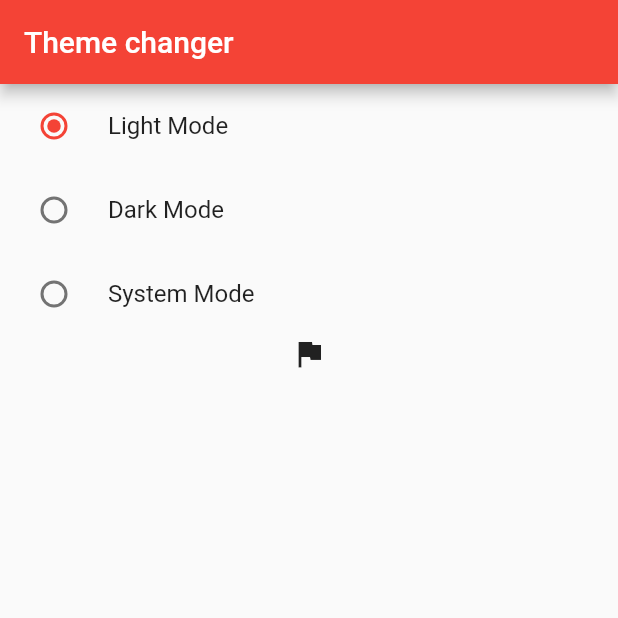
After one commit to VivekJung/provider_statemanagement, a Flutter app: the screen it shows after launch, after a tap on "Light Mode", on a phone screen of 412 x 824 dp, the top half of it. The commit adds this screen. Run offline on Flutter 3.47's test engine with Material 2 defaults, Android fonts, the phone set to English and light mode, and no system bars.

Commit message:
theme-changer

```diff
--- a/lib/main.dart
+++ b/lib/main.dart
@@ -3,8 +3,10 @@ import 'package:provider/provider.dart';
 import 'package:state_management_provider_tutorial/provider/count_provider.dart';
 import 'package:state_management_provider_tutorial/provider/example_1_slider.dart';
 import 'package:state_management_provider_tutorial/provider/favorite_provider.dart';
+import 'package:state_management_provider_tutorial/provider/theme_change_provider.dart';
 
 import 'package:state_management_provider_tutorial/screens/favorite/favorite_screen.dart';
+import 'package:state_management_provider_tutorial/screens/theme/dark_theme.dart';
 
 void main() {
   runApp(const MyApp());
@@ -15,19 +17,33 @@ class MyApp extends StatelessWidget {
 
   @override
   Widget build(BuildContext context) {
+    //
     return MultiProvider(
       providers: [
         ChangeNotifierProvider(create: (_) => ExampleOneSliderProvider()),
         ChangeNotifierProvider(create: (_) => CountProvider()),
         ChangeNotifierProvider(create: (_) => FavoriteItemProvider()),
+        ChangeNotifierProvider(create: (_) => ThemeChange()),
       ],
-      child: MaterialApp(
-        debugShowCheckedModeBanner: false,
-        title: 'Provider StateManagement',
-        theme: ThemeData(
-          primarySwatch: Colors.blue,
-        ),
-        home: const FavScreen(),
+      child: Builder(
+        builder: ((context) {
+          final themeChanger = Provider.of<ThemeChange>(context);
+          return MaterialApp(
+            debugShowCheckedModeBanner: false,
+            title: 'Provider StateManagement',
+            themeMode: themeChanger.themeMode,
+            theme: ThemeData(
+              brightness: Brightness.light,
+              primarySwatch: Colors.red,
+            ),
+            darkTheme: ThemeData(
+              brightness: Brightness.dark,
+              appBarTheme: const AppBarTheme(backgroundColor: Colors.teal),
+              iconTheme: const IconThemeData(color: Colors.red),
+            ),
+            home: const DarkTheme(),
+          );
+        }),
       ),
     );
   }
--- a/lib/provider/favorite_provider.dart
+++ b/lib/provider/favorite_provider.dart
@@ -3,7 +3,7 @@ import 'dart:developer';
 import 'package:flutter/foundation.dart';
 
 class FavoriteItemProvider with ChangeNotifier {
-  List<int> _selectedItem = [];
+  final List<int> _selectedItem = [];
 
   List<int> get selectedItem => _selectedItem;
 
--- /dev/null
+++ b/lib/provider/theme_change_provider.dart
@@ -0,0 +1,14 @@
+import 'package:flutter/material.dart';
+
+class ThemeChange extends ChangeNotifier {
+  var _themeMode = ThemeMode.light;
+
+  //this will be called on the app wherever needed.
+  ThemeMode get themeMode => _themeMode;
+
+  //this will ask the user for the theme type and set into _themeMode
+  void setTheme(themeMode) {
+    _themeMode = themeMode;
+    notifyListeners();
+  }
+}
--- a/lib/screens/count_example.dart
+++ b/lib/screens/count_example.dart
@@ -24,7 +24,6 @@ class _CountExampleState extends State<CountExample> {
 
   @override
   Widget build(BuildContext context) {
-    DateTime time = DateTime.now();
     log('Build start');
     final countProvider = Provider.of<CountProvider>(context, listen: false);
 
--- a/lib/screens/example_1_slider.dart
+++ b/lib/screens/example_1_slider.dart
@@ -1,5 +1,3 @@
-import 'dart:developer';
-
 import 'package:flutter/material.dart';
 import 'package:provider/provider.dart';
 import 'package:state_management_provider_tutorial/provider/example_1_slider.dart';
--- a/lib/screens/favorite/detail_screen.dart
+++ b/lib/screens/favorite/detail_screen.dart
@@ -1,6 +1,4 @@
 import 'package:flutter/material.dart';
-import 'package:flutter/src/foundation/key.dart';
-import 'package:flutter/src/widgets/framework.dart';
 
 class DetailScreen extends StatelessWidget {
   final data;
@@ -12,6 +10,7 @@ class DetailScreen extends StatelessWidget {
   @override
   Widget build(BuildContext context) {
     return Scaffold(
+      appBar: AppBar(),
       body: Column(
         children: [
           Center(child: Text(data.toString())),
--- /dev/null
+++ b/lib/screens/theme/dark_theme.dart
@@ -0,0 +1,46 @@
+import 'package:flutter/material.dart';
+
+import 'package:provider/provider.dart';
+import 'package:state_management_provider_tutorial/provider/theme_change_provider.dart';
+
+class DarkTheme extends StatefulWidget {
+  const DarkTheme({Key? key}) : super(key: key);
+
+  @override
+  State<DarkTheme> createState() => _DarkThemeState();
+}
+
+class _DarkThemeState extends State<DarkTheme> {
+  @override
+  Widget build(BuildContext context) {
+    final themeChanger = Provider.of<ThemeChange>(context);
+    return Scaffold(
+      appBar: AppBar(
+        title: const Text('Theme changer'),
+      ),
+      body: Column(
+        children: [
+          RadioListTile<ThemeMode>(
+            title: const Text('Light Mode'),
+            value: ThemeMode.light,
+            groupValue: themeChanger.themeMode,
+            onChanged: themeChanger.setTheme,
+          ),
+          RadioListTile<ThemeMode>(
+            title: const Text('Dark Mode'),
+            value: ThemeMode.dark,
+            groupValue: themeChanger.themeMode,
+            onChanged: themeChanger.setTheme,
+          ),
+          RadioListTile<ThemeMode>(
+            title: const Text('System Mode'),
+            value: ThemeMode.system,
+            groupValue: themeChanger.themeMode,
+            onChanged: themeChanger.setTheme,
+          ),
+          const Icon(Icons.flag)
+        ],
+      ),
+    );
+  }
+}
```
